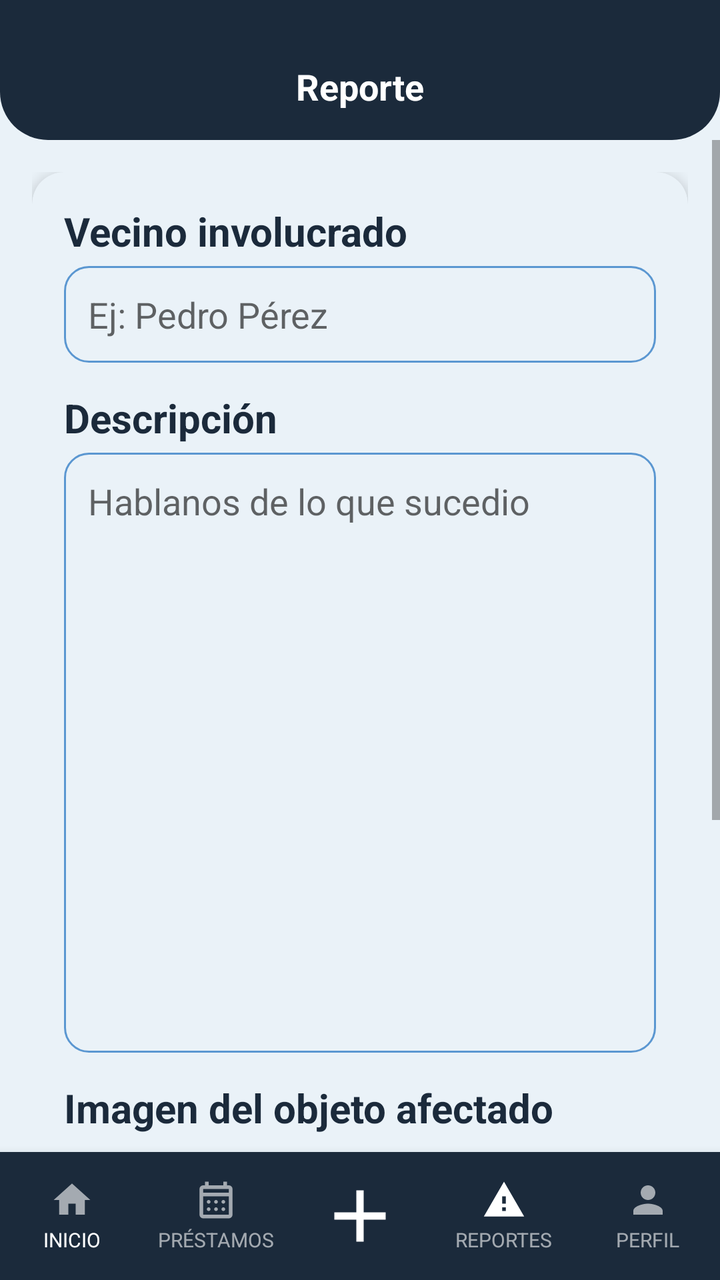
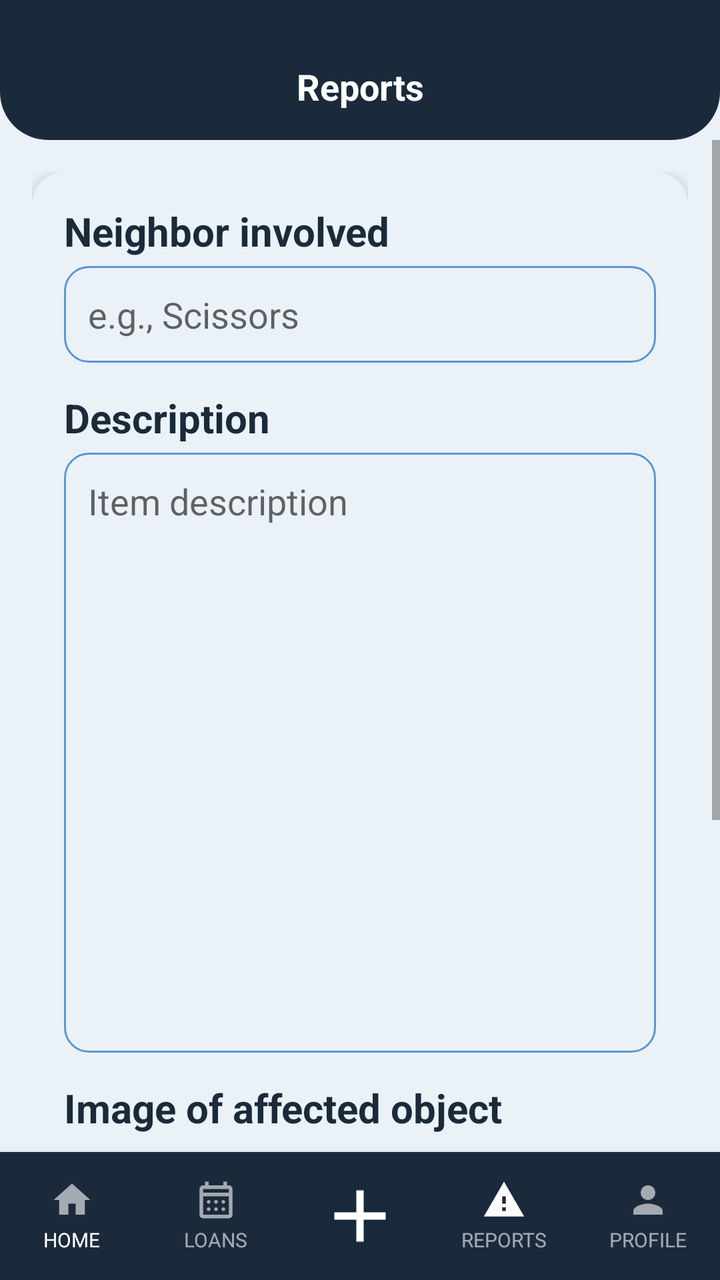

Two renders of the same Android screen: before a commit and after it. Below are the layout's source before the change and the commit's diff.
<!-- AndroidManifest.xml: application theme Theme.YipShare -->
<!-- res/layout/activity_reporte.xml -->
<?xml version="1.0" encoding="utf-8"?>
<androidx.constraintlayout.widget.ConstraintLayout
    xmlns:android="http://schemas.android.com/apk/res/android"
    xmlns:app="http://schemas.android.com/apk/res-auto"
    android:id="@+id/main"
    android:layout_width="match_parent"
    android:layout_height="match_parent"
    android:background="@color/fondo_pantalla">


    <View
        android:id="@+id/bg_header"
        android:layout_width="0dp"
        android:layout_height="0dp"
        android:background="@drawable/bg_header"
        app:layout_constraintTop_toTopOf="parent"
        app:layout_constraintStart_toStartOf="parent"
        app:layout_constraintEnd_toEndOf="parent"
        app:layout_constraintBottom_toBottomOf="@id/guideline_header" />

    <androidx.constraintlayout.widget.Guideline
        android:id="@+id/guideline_header"
        android:layout_width="wrap_content"
        android:layout_height="wrap_content"
        android:orientation="horizontal"
        app:layout_constraintGuide_begin="70dp" />
    <androidx.constraintlayout.widget.Guideline
        android:id="@+id/guideline_status"
        android:layout_width="wrap_content"
        android:layout_height="wrap_content"
        android:orientation="horizontal"
        app:layout_constraintGuide_begin="0dp" />



    <TextView
        android:id="@+id/tv_titulo_pantalla"
        android:layout_width="0dp"
        android:layout_height="wrap_content"
        android:text="Reporte"
        android:textAlignment="center"
        android:textColor="@android:color/white"
        android:textStyle="bold"
        android:textSize="18sp"
        android:gravity="center"
        android:layout_marginTop="16dp"
        app:layout_constraintTop_toBottomOf="@id/guideline_status"
        app:layout_constraintBottom_toTopOf="@id/guideline_header"
        app:layout_constraintStart_toStartOf="parent"
        app:layout_constraintEnd_toEndOf="parent" />


    <ScrollView
        android:layout_width="0dp"
        android:layout_height="0dp"
        app:layout_constraintTop_toBottomOf="@id/guideline_header"
        app:layout_constraintStart_toStartOf="parent"
        app:layout_constraintEnd_toEndOf="parent"
        app:layout_constraintBottom_toTopOf="@id/bottom_nav">

        <androidx.constraintlayout.widget.ConstraintLayout
            android:layout_width="match_parent"
            android:layout_height="wrap_content"
            android:padding="16dp">

            <androidx.cardview.widget.CardView
                android:id="@+id/card_formulario"
                android:layout_width="0dp"
                android:layout_height="wrap_content"
                app:cardCornerRadius="16dp"
                app:cardElevation="4dp"
                app:cardBackgroundColor="@color/color_tarjeta"
                app:layout_constraintTop_toTopOf="parent"
                app:layout_constraintStart_toStartOf="parent"
                app:layout_constraintEnd_toEndOf="parent">

                <LinearLayout
                    android:layout_width="match_parent"
                    android:layout_height="wrap_content"
                    android:orientation="vertical"
                    android:padding="16dp">

                    <TextView
                        android:id="@+id/report_vecino"
                        style="@style/TextTitle"
                        android:layout_width="wrap_content"
                        android:layout_height="wrap_content"
                        android:textSize="20sp"
                        android:text="Vecino involucrado" />

                    <EditText
                        android:id="@+id/et_nombre_vecino"
                        android:layout_width="match_parent"
                        android:layout_height="wrap_content"
                        android:layout_marginTop="4dp"
                        android:background="@drawable/bg_input"
                        android:padding="12dp"
                        android:inputType="textCapSentences"
                        android:hint="Ej: Pedro Pérez" />


                    <TextView
                        style="@style/TextTitle"
                        android:layout_width="wrap_content"
                        android:layout_height="wrap_content"
                        android:layout_marginTop="14dp"
                        android:textSize="20sp"
                        android:text="Descripción" />

                    <EditText
                        android:id="@+id/et_descripcion"
                        android:layout_width="match_parent"
                        android:layout_height="300dp"
                        android:layout_marginTop="4dp"
                        android:background="@drawable/bg_input"
                        android:padding="12dp"
                        android:gravity="top|start"
                        android:inputType="textMultiLine|textCapSentences"
                        android:hint="Hablanos de lo que sucedio" />

                    <TextView
                        style="@style/TextTitle"
                        android:layout_width="match_parent"
                        android:layout_height="wrap_content"
                        android:text="Imagen del objeto afectado"
                        android:textSize="20sp"
                        android:layout_marginTop="14dp" />

                    <FrameLayout
                        android:layout_width="match_parent"
                        android:layout_height="140dp"
                        android:layout_marginTop="16dp"
                        android:background="@drawable/bg_placeholder_imagen">

                        <ImageView
                            android:id="@+id/iv_preview_imagen"
                            android:layout_width="match_parent"
                            android:layout_height="match_parent"
                            android:scaleType="centerCrop"
                            android:contentDescription="Vista previa de la imagen"
                            android:visibility="gone" />

                        <Button
                            android:id="@+id/btn_cambiar_imagen2"
                            style="@style/ButtonPrimary"
                            android:layout_width="300dp"
                            android:layout_height="wrap_content"
                            android:layout_gravity="center"
                            android:text="Cambiar imagen" />

                    </FrameLayout>


                    <Button
                        android:id="@+id/btn_enviar_Reporte"
                        style="@style/ButtonPrimary"
                        android:layout_width="300dp"
                        android:layout_height="wrap_content"
                        android:layout_gravity="center"
                        android:layout_marginTop="20dp"
                        android:text="Enviar Reporte" />



                </LinearLayout>

            </androidx.cardview.widget.CardView>



        </androidx.constraintlayout.widget.ConstraintLayout>

    </ScrollView>


    <LinearLayout
        android:id="@+id/bottom_nav"
        android:layout_width="0dp"
        android:layout_height="64dp"
        android:orientation="horizontal"
        android:weightSum="5"
        android:background="@color/azul_yipshare"
        android:elevation="8dp"
        app:layout_constraintBottom_toBottomOf="parent"
        app:layout_constraintStart_toStartOf="parent"
        app:layout_constraintEnd_toEndOf="parent">

        <LinearLayout
            android:id="@+id/nav_inicio"
            android:layout_width="0dp"
            android:layout_height="match_parent"
            android:layout_weight="1"
            android:orientation="vertical"
            android:gravity="center"
            android:clickable="true"
            android:focusable="true"
            android:background="?attr/selectableItemBackgroundBorderless">

            <ImageView
                android:id="@+id/imageView_inicio"
                android:layout_width="22dp"
                android:layout_height="22dp"
                android:src="@drawable/ic_house_princial"
                app:tint="#99FFFFFF"
                android:contentDescription="Inicio" />

            <TextView
                android:id="@+id/textView_inicio"
                android:layout_width="wrap_content"
                android:layout_height="wrap_content"
                android:text="INICIO"
                android:textColor="@android:color/white"
                android:textSize="10sp"
                android:layout_marginTop="2dp" />
        </LinearLayout>

        <LinearLayout
            android:id="@+id/nav_prestamos"
            android:layout_width="0dp"
            android:layout_height="match_parent"
            android:layout_weight="1"
            android:orientation="vertical"
            android:gravity="center"
            android:clickable="true"
            android:focusable="true"
            android:background="?attr/selectableItemBackgroundBorderless">

            <ImageView
                android:id="@+id/imageView_prestamos"
                android:layout_width="22dp"
                android:layout_height="22dp"
                android:src="@drawable/ic_calendar_month"
                app:tint="#99FFFFFF"
                android:contentDescription="Préstamos" />

            <TextView
                android:id="@+id/textView_prestamos"
                android:layout_width="wrap_content"
                android:layout_height="wrap_content"
                android:text="PRÉSTAMOS"
                android:textColor="#99FFFFFF"
                android:textSize="10sp"
                android:layout_marginTop="2dp" />
        </LinearLayout>

        <LinearLayout
            android:id="@+id/nav_agregar"
            android:layout_width="0dp"
            android:layout_height="match_parent"
            android:layout_weight="1"
            android:orientation="vertical"
            android:gravity="center"
            android:clickable="true"
            android:focusable="true"
            android:background="?attr/selectableItemBackgroundBorderless">

            <ImageView
                android:id="@+id/imageView_agregar"
                android:layout_width="44dp"
                android:layout_height="44dp"
                android:src="@drawable/ic_plus_icon"
                app:tint="@android:color/white"
                android:contentDescription="Agregar" />
        </LinearLayout>

        <LinearLayout
            android:id="@+id/nav_reportes"
            android:layout_width="0dp"
            android:layout_height="match_parent"
            android:layout_weight="1"
            android:orientation="vertical"
            android:gravity="center"
            android:clickable="true"
            android:focusable="true"
            android:background="?attr/selectableItemBackgroundBorderless">

            <ImageView
                android:id="@+id/imageView_reportes"
                android:layout_width="22dp"
                android:layout_height="22dp"
                android:src="@drawable/ic_warning"
                app:tint="@android:color/white"
                android:contentDescription="Reportes" />

            <TextView
                android:id="@+id/textView_reportes"
                android:layout_width="wrap_content"
                android:layout_height="wrap_content"
                android:text="REPORTES"
                android:textColor="#99FFFFFF"
                android:textSize="10sp"
                android:layout_marginTop="2dp" />
        </LinearLayout>

        <LinearLayout
            android:id="@+id/nav_perfil"
            android:layout_width="0dp"
            android:layout_height="match_parent"
            android:layout_weight="1"
            android:orientation="vertical"
            android:gravity="center"
            android:clickable="true"
            android:focusable="true"
            android:background="?attr/selectableItemBackgroundBorderless">

            <ImageView
                android:id="@+id/imageView_perfil"
                android:layout_width="22dp"
                android:layout_height="22dp"
                android:src="@drawable/ic_person"
                app:tint="#99FFFFFF"
                android:contentDescription="Perfil" />

            <TextView
                android:id="@+id/textView_perfil"
                android:layout_width="wrap_content"
                android:layout_height="wrap_content"
                android:text="PERFIL"
                android:textColor="#99FFFFFF"
                android:textSize="10sp"
                android:layout_marginTop="2dp" />
        </LinearLayout>

    </LinearLayout>

</androidx.constraintlayout.widget.ConstraintLayout>
<!-- resources referenced by this layout -->
<resources>
  <color name="azul_yipshare">#1B2A3B</color>
  <color name="color_tarjeta">#EAF2F8</color>
  <color name="fondo_pantalla">#EAF2F8</color>
  <!-- drawable bg_header (drawable) -->
  <?xml version="1.0" encoding="utf-8"?>
  <shape xmlns:android="http://schemas.android.com/apk/res/android"
      android:shape="rectangle">
      <solid android:color="@color/azul_yipshare" />
      <corners
          android:bottomLeftRadius="24dp"
          android:bottomRightRadius="24dp" />
  </shape>
  <!-- drawable bg_placeholder_imagen (drawable) -->
  <?xml version="1.0" encoding="utf-8"?>
  <shape xmlns:android="http://schemas.android.com/apk/res/android"
      android:shape="rectangle">
      <solid android:color="@color/input_fondo" />
      <corners android:radius="8dp" />
  </shape>
  <!-- drawable ic_house_princial (drawable) -->
  <vector xmlns:android="http://schemas.android.com/apk/res/android"
      android:width="24dp"
      android:height="24dp"
      android:viewportWidth="24"
      android:viewportHeight="24">
      <path
          android:fillColor="@android:color/white"
          android:pathData="M10,20v-6h4v6h5v-8h3L12,3 2,12h3v8z"/>
  </vector>
  <!-- drawable ic_plus_icon (drawable) -->
  <vector xmlns:android="http://schemas.android.com/apk/res/android"
      android:width="24dp"
      android:height="24dp"
      android:viewportWidth="960"
      android:viewportHeight="960">
      <path
          android:fillColor="@android:color/white"
          android:pathData="M440,520L200,520L200,440L440,440L440,200L520,200L520,440L760,440L760,520L520,520L520,760L440,760L440,520Z"/>
  </vector>
  <!-- drawable ic_warning (drawable) -->
  <vector xmlns:android="http://schemas.android.com/apk/res/android"
      android:width="24dp"
      android:height="24dp"
      android:viewportWidth="24"
      android:viewportHeight="24">
      <path
          android:fillColor="@android:color/white"
          android:pathData="M1,21h22L12,2 1,21zM13,18h-2v-2h2v2zM13,14h-2v-4h2v4z"/>
  </vector>
  <style name="ButtonPrimary">
          <item name="android:layout_width">match_parent</item>
          <item name="android:layout_height">52dp</item>
          <item name="android:background">@drawable/bg_button_primary</item>
          <item name="android:textColor">#FFFFFF</item>
          <item name="android:textSize">16sp</item>
          <item name="android:textAllCaps">false</item>
      </style>
  <style name="TextTitle">
          <item name="android:textColor">@color/azul_yipshare</item>
          <item name="android:textSize">18sp</item>
          <item name="android:textStyle">bold</item>
      </style>
  <style name="Theme.YipShare" parent="Theme.AppCompat.DayNight.NoActionBar">
          <item name="android:windowBackground">@color/fondo_pantalla</item>
      </style>
  <color name="input_fondo">#EAF2F8</color>
  <color name="input_stroke">#5B97D1</color>
  <!-- drawable bg_button_primary (drawable) -->
  <?xml version="1.0" encoding="utf-8"?>
  <shape xmlns:android="http://schemas.android.com/apk/res/android"
      android:shape="rectangle">
      <solid android:color="@color/azul_yipshare" />
      <corners android:radius="12dp" />
  </shape>
  <!-- unchanged entries left out for length: 3 -->
</resources>

<!-- the commit's change to res/layout/activity_reporte.xml (unified diff, before → after) -->
@@ -37,7 +37,7 @@
         android:id="@+id/tv_titulo_pantalla"
         android:layout_width="0dp"
         android:layout_height="wrap_content"
-        android:text="Reporte"
+        android:text="@string/imageView_reportes"
         android:textAlignment="center"
         android:textColor="@android:color/white"
         android:textStyle="bold"
@@ -86,7 +86,7 @@
                         android:layout_width="wrap_content"
                         android:layout_height="wrap_content"
                         android:textSize="20sp"
-                        android:text="Vecino involucrado" />
+                        android:text="@string/report_vecino" />
 
                     <EditText
                         android:id="@+id/et_nombre_vecino"
@@ -96,7 +96,7 @@
                         android:background="@drawable/bg_input"
                         android:padding="12dp"
                         android:inputType="textCapSentences"
-                        android:hint="Ej: Pedro Pérez" />
+                        android:hint="@string/et_nombre_articulo" />
 
 
                     <TextView
@@ -105,7 +105,7 @@
                         android:layout_height="wrap_content"
                         android:layout_marginTop="14dp"
                         android:textSize="20sp"
-                        android:text="Descripción" />
+                        android:text="@string/descripcion" />
 
                     <EditText
                         android:id="@+id/et_descripcion"
@@ -116,13 +116,13 @@
                         android:padding="12dp"
                         android:gravity="top|start"
                         android:inputType="textMultiLine|textCapSentences"
-                        android:hint="Hablanos de lo que sucedio" />
+                        android:hint="@string/et_descripcionObject" />
 
                     <TextView
                         style="@style/TextTitle"
                         android:layout_width="match_parent"
                         android:layout_height="wrap_content"
-                        android:text="Imagen del objeto afectado"
+                        android:text="@string/img_objetoAfectado"
                         android:textSize="20sp"
                         android:layout_marginTop="14dp" />
 
@@ -137,7 +137,7 @@
                             android:layout_width="match_parent"
                             android:layout_height="match_parent"
                             android:scaleType="centerCrop"
-                            android:contentDescription="Vista previa de la imagen"
+                            android:contentDescription="@string/iv_preview_imagen"
                             android:visibility="gone" />
 
                         <Button
@@ -146,7 +146,7 @@
                             android:layout_width="300dp"
                             android:layout_height="wrap_content"
                             android:layout_gravity="center"
-                            android:text="Cambiar imagen" />
+                            android:text="@string/btn_cambiar_imagen2" />
 
                     </FrameLayout>
 
@@ -158,7 +158,7 @@
                         android:layout_height="wrap_content"
                         android:layout_gravity="center"
                         android:layout_marginTop="20dp"
-                        android:text="Enviar Reporte" />
+                        android:text="@string/btn_enviar_Reporte" />
 
 
 
@@ -202,13 +202,13 @@
                 android:layout_height="22dp"
                 android:src="@drawable/ic_house_princial"
                 app:tint="#99FFFFFF"
-                android:contentDescription="Inicio" />
+                android:contentDescription="@string/imageView_inicio" />
 
             <TextView
                 android:id="@+id/textView_inicio"
                 android:layout_width="wrap_content"
                 android:layout_height="wrap_content"
-                android:text="INICIO"
+                android:text="@string/textView_inicio"
                 android:textColor="@android:color/white"
                 android:textSize="10sp"
                 android:layout_marginTop="2dp" />
@@ -231,13 +231,13 @@
                 android:layout_height="22dp"
                 android:src="@drawable/ic_calendar_month"
                 app:tint="#99FFFFFF"
-                android:contentDescription="Préstamos" />
+                android:contentDescription="@string/imageView_prestamos" />
 
             <TextView
                 android:id="@+id/textView_prestamos"
                 android:layout_width="wrap_content"
                 android:layout_height="wrap_content"
-                android:text="PRÉSTAMOS"
+                android:text="@string/textView_prestamos"
                 android:textColor="#99FFFFFF"
                 android:textSize="10sp"
                 android:layout_marginTop="2dp" />
@@ -260,7 +260,7 @@
                 android:layout_height="44dp"
                 android:src="@drawable/ic_plus_icon"
                 app:tint="@android:color/white"
-                android:contentDescription="Agregar" />
+                android:contentDescription="@string/imageView_agregar" />
         </LinearLayout>
 
         <LinearLayout
@@ -280,13 +280,13 @@
                 android:layout_height="22dp"
                 android:src="@drawable/ic_warning"
                 app:tint="@android:color/white"
-                android:contentDescription="Reportes" />
+                android:contentDescription="@string/imageView_reportes" />
 
             <TextView
                 android:id="@+id/textView_reportes"
                 android:layout_width="wrap_content"
                 android:layout_height="wrap_content"
-                android:text="REPORTES"
+                android:text="@string/textView_reportes"
                 android:textColor="#99FFFFFF"
                 android:textSize="10sp"
                 android:layout_marginTop="2dp" />
@@ -309,13 +309,13 @@
                 android:layout_height="22dp"
                 android:src="@drawable/ic_person"
                 app:tint="#99FFFFFF"
-                android:contentDescription="Perfil" />
+                android:contentDescription="@string/imageView_perfil" />
 
             <TextView
                 android:id="@+id/textView_perfil"
                 android:layout_width="wrap_content"
                 android:layout_height="wrap_content"
-                android:text="PERFIL"
+                android:text="@string/textView_perfil"
                 android:textColor="#99FFFFFF"
                 android:textSize="10sp"
                 android:layout_marginTop="2dp" />
<!-- resource entries referenced after the edit -->
@@ -49,6 +49,23 @@
           android:fillColor="@android:color/white"
           android:pathData="M1,21h22L12,2 1,21zM13,18h-2v-2h2v2zM13,14h-2v-4h2v4z"/>
   </vector>
+  <string name="btn_cambiar_imagen2">Change image</string>
+  <string name="btn_enviar_Reporte">Submit Report</string>
+  <string name="descripcion">Description</string>
+  <string name="et_descripcionObject">Item description</string>
+  <string name="et_nombre_articulo">e.g., Scissors</string>
+  <string name="imageView_agregar">Add</string>
+  <string name="imageView_inicio">Home</string>
+  <string name="imageView_perfil">Profile</string>
+  <string name="imageView_prestamos">Loans</string>
+  <string name="imageView_reportes">Reports</string>
+  <string name="img_objetoAfectado">Image of affected object</string>
+  <string name="iv_preview_imagen">Image preview</string>
+  <string name="report_vecino">Neighbor involved</string>
+  <string name="textView_inicio">HOME</string>
+  <string name="textView_perfil">PROFILE</string>
+  <string name="textView_prestamos">LOANS</string>
+  <string name="textView_reportes">REPORTS</string>
   <style name="ButtonPrimary">
           <item name="android:layout_width">match_parent</item>
           <item name="android:layout_height">52dp</item>
